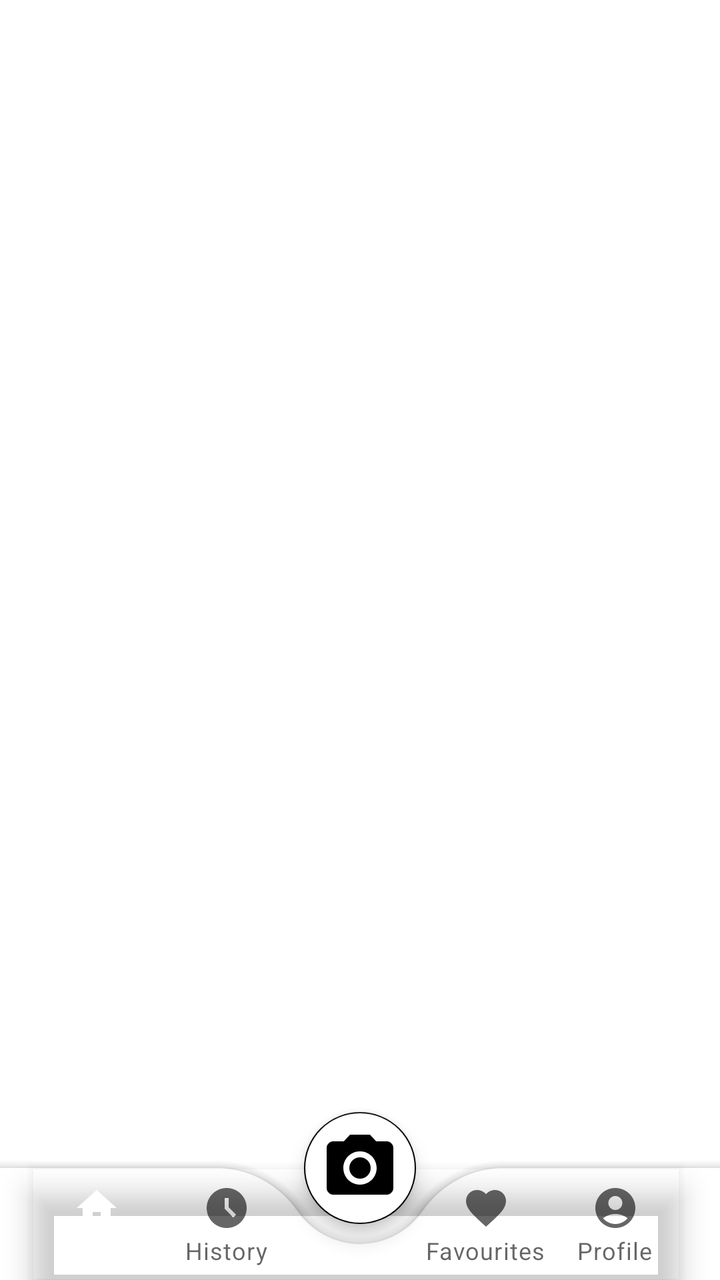
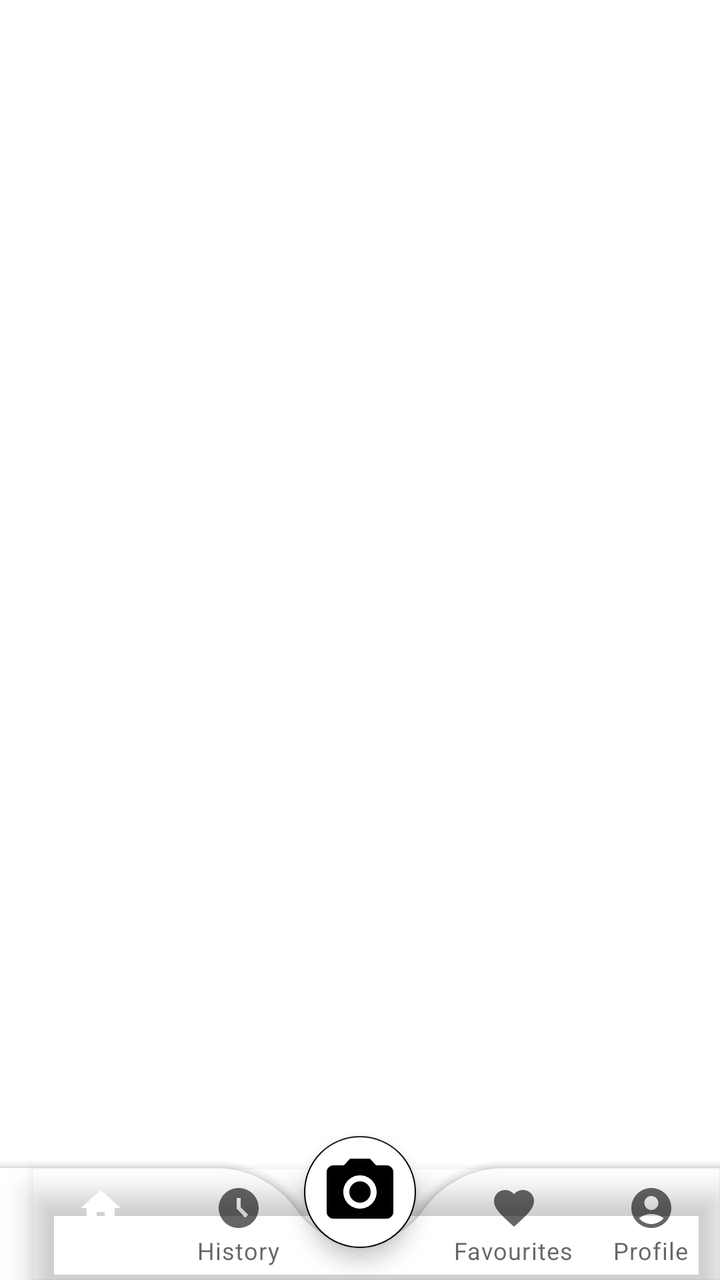

An Android layout rendered at two revisions. The XML below is the earlier revision; the diff shows what the commit changed to produce the second picture.
<!-- AndroidManifest.xml: application theme Theme.LPB2024 -->
<!-- res/layout/activity_main.xml -->
<?xml version="1.0" encoding="utf-8"?>
<androidx.coordinatorlayout.widget.CoordinatorLayout
    xmlns:android="http://schemas.android.com/apk/res/android"
    xmlns:app="http://schemas.android.com/apk/res-auto"
    xmlns:tools="http://schemas.android.com/tools"
    android:layout_width="match_parent"
    android:layout_height="match_parent"
    android:background="@color/white"
    tools:context=".MainActivity">

    <FrameLayout
        android:layout_width="match_parent"
        android:layout_height="match_parent"
        android:id="@+id/container"/>

    <com.google.android.material.bottomappbar.BottomAppBar
        android:layout_width="match_parent"
        android:layout_height="wrap_content"
        android:id="@+id/bottomAppBar"
        android:layout_gravity="bottom"
        android:background="@color/white"
        app:fabCradleMargin="10dp"
        app:fabCradleRoundedCornerRadius="50dp">

        <com.google.android.material.bottomnavigation.BottomNavigationView
            android:layout_width="wrap_content"
            android:layout_height="wrap_content"
            android:id="@+id/bottomNavigationView"
            android:layout_marginEnd="20dp"
            app:labelVisibilityMode="labeled"
            android:background="@android:color/transparent"
            app:menu="@menu/bottom_menu"/>

    </com.google.android.material.bottomappbar.BottomAppBar>

    <com.google.android.material.floatingactionbutton.FloatingActionButton
        android:layout_width="wrap_content"
        android:layout_height="wrap_content"
        android:backgroundTint="@color/white"
        android:src="@drawable/baseline_camera_alt_24"
        app:layout_anchor="@id/bottomAppBar"
        app:maxImageSize="40dp"
        app:tint ="@color/black"/>

</androidx.coordinatorlayout.widget.CoordinatorLayout>
<!-- resources referenced by this layout -->
<resources>
  <color name="black">#FF000000</color>
  <color name="white">#FFFFFFFF</color>
  <!-- drawable baseline_camera_alt_24 (drawable) -->
  <vector xmlns:android="http://schemas.android.com/apk/res/android" android:height="24dp" android:tint="#000000" android:viewportHeight="24" android:viewportWidth="24" android:width="24dp">
        
      <path android:fillColor="@android:color/white" android:pathData="M12,12m-3.2,0a3.2,3.2 0,1 1,6.4 0a3.2,3.2 0,1 1,-6.4 0"/>
        
      <path android:fillColor="@android:color/white" android:pathData="M9,2L7.17,4L4,4c-1.1,0 -2,0.9 -2,2v12c0,1.1 0.9,2 2,2h16c1.1,0 2,-0.9 2,-2L22,6c0,-1.1 -0.9,-2 -2,-2h-3.17L15,2L9,2zM12,17c-2.76,0 -5,-2.24 -5,-5s2.24,-5 5,-5 5,2.24 5,5 -2.24,5 -5,5z"/>
      
  </vector>
  <style name="Theme.LPB2024" parent="Theme.MaterialComponents.DayNight.NoActionBar">
          
          <item name="colorPrimary">@color/white</item>
          <item name="colorPrimaryVariant">@color/black</item>
          <item name="colorOnPrimary">@color/white</item>
          
          <item name="colorSecondary">@color/black</item>
          <item name="colorSecondaryVariant">@color/black</item>
          <item name="colorOnSecondary">@color/black</item>
          
          <item name="android:statusBarColor">?attr/colorPrimaryVariant</item>
          
      </style>
</resources>

<!-- the commit's change to res/layout/activity_main.xml (unified diff, before → after) -->
@@ -8,38 +8,40 @@
     android:background="@color/white"
     tools:context=".MainActivity">
 
-    <FrameLayout
+    <androidx.fragment.app.FragmentContainerView
+        android:id="@+id/nav_host_fragment"
         android:layout_width="match_parent"
-        android:layout_height="match_parent"
-        android:id="@+id/container"/>
+        android:layout_height="0dp"
+        android:layout_weight="1"
+        app:navGraph="@navigation/nav_graph"
+        android:name="androidx.navigation.fragment.NavHostFragment"
+        app:defaultNavHost="true" />
 
     <com.google.android.material.bottomappbar.BottomAppBar
+        android:id="@+id/bottomAppBar"
         android:layout_width="match_parent"
         android:layout_height="wrap_content"
-        android:id="@+id/bottomAppBar"
         android:layout_gravity="bottom"
         android:background="@color/white"
         app:fabCradleMargin="10dp"
         app:fabCradleRoundedCornerRadius="50dp">
 
         <com.google.android.material.bottomnavigation.BottomNavigationView
+            android:id="@+id/bottomNavigationView"
             android:layout_width="wrap_content"
             android:layout_height="wrap_content"
-            android:id="@+id/bottomNavigationView"
-            android:layout_marginEnd="20dp"
-            app:labelVisibilityMode="labeled"
+            app:menu="@menu/bottom_menu"
             android:background="@android:color/transparent"
-            app:menu="@menu/bottom_menu"/>
-
+            app:labelVisibilityMode="labeled" />
     </com.google.android.material.bottomappbar.BottomAppBar>
 
     <com.google.android.material.floatingactionbutton.FloatingActionButton
         android:layout_width="wrap_content"
         android:layout_height="wrap_content"
+        android:layout_gravity="bottom|center"
         android:backgroundTint="@color/white"
         android:src="@drawable/baseline_camera_alt_24"
-        app:layout_anchor="@id/bottomAppBar"
         app:maxImageSize="40dp"
-        app:tint ="@color/black"/>
-
+        app:tint="@color/black"
+        app:layout_anchor="@id/bottomAppBar" />
 </androidx.coordinatorlayout.widget.CoordinatorLayout>
